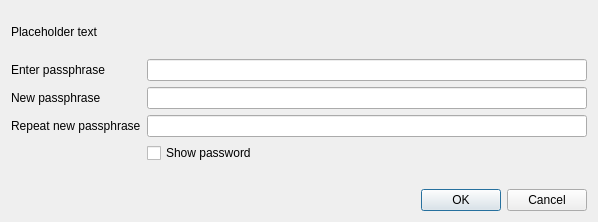
Old version of the form forms/askpassphrasedialog.ui in the repository talentdeveloper/qt-test.
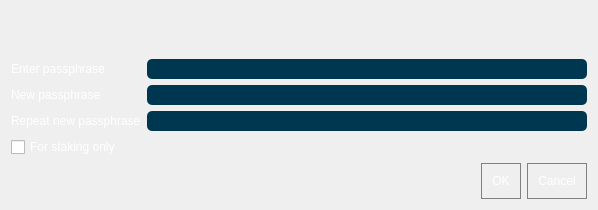
New version of the form.

```diff
--- a/forms/askpassphrasedialog.ui
+++ b/forms/askpassphrasedialog.ui
@@ -7,7 +7,7 @@
     <x>0</x>
     <y>0</y>
     <width>598</width>
-    <height>222</height>
+    <height>210</height>
    </rect>
   </property>
   <property name="sizePolicy">
@@ -25,14 +25,14 @@
   <property name="windowTitle">
    <string>Passphrase Dialog</string>
   </property>
+  <property name="styleSheet">
+   <string notr="true">background:'#0a2634';color:white</string>
+  </property>
   <layout class="QVBoxLayout" name="verticalLayout">
-   <property name="sizeConstraint">
-    <enum>QLayout::SetMinimumSize</enum>
-   </property>
    <item>
     <widget class="QLabel" name="warningLabel">
-     <property name="text">
-      <string notr="true">Placeholder text</string>
+     <property name="styleSheet">
+      <string notr="true">color:white</string>
      </property>
      <property name="textFormat">
       <enum>Qt::RichText</enum>
@@ -44,14 +44,14 @@
    </item>
    <item>
     <layout class="QFormLayout" name="formLayout">
-     <property name="sizeConstraint">
-      <enum>QLayout::SetMinimumSize</enum>
-     </property>
      <property name="fieldGrowthPolicy">
       <enum>QFormLayout::AllNonFixedFieldsGrow</enum>
      </property>
      <item row="0" column="0">
       <widget class="QLabel" name="passLabel1">
+       <property name="styleSheet">
+        <string notr="true">color:white</string>
+       </property>
        <property name="text">
         <string>Enter passphrase</string>
        </property>
@@ -59,6 +59,12 @@
      </item>
      <item row="0" column="1">
       <widget class="QLineEdit" name="passEdit1">
+       <property name="styleSheet">
+        <string notr="true">background:#003750;
+color:white;
+padding:2px;
+border-radius:5px;</string>
+       </property>
        <property name="echoMode">
         <enum>QLineEdit::Password</enum>
        </property>
@@ -66,6 +72,9 @@
      </item>
      <item row="1" column="0">
       <widget class="QLabel" name="passLabel2">
+       <property name="styleSheet">
+        <string notr="true">color:white</string>
+       </property>
        <property name="text">
         <string>New passphrase</string>
        </property>
@@ -73,6 +82,12 @@
      </item>
      <item row="1" column="1">
       <widget class="QLineEdit" name="passEdit2">
+       <property name="styleSheet">
+        <string notr="true">background:#003750;
+color:white;
+padding:2px;
+border-radius:5px;</string>
+       </property>
        <property name="echoMode">
         <enum>QLineEdit::Password</enum>
        </property>
@@ -80,6 +95,9 @@
      </item>
      <item row="2" column="0">
       <widget class="QLabel" name="passLabel3">
+       <property name="styleSheet">
+        <string notr="true">color:white</string>
+       </property>
        <property name="text">
         <string>Repeat new passphrase</string>
        </property>
@@ -87,38 +105,91 @@
      </item>
      <item row="2" column="1">
       <widget class="QLineEdit" name="passEdit3">
+       <property name="styleSheet">
+        <string notr="true">background:#003750;
+color:white;
+padding:2px;
+border-radius:5px;</string>
+       </property>
        <property name="echoMode">
         <enum>QLineEdit::Password</enum>
        </property>
       </widget>
      </item>
+     <item row="3" column="0">
+      <widget class="QCheckBox" name="stakingCheckBox">
+       <property name="enabled">
+        <bool>true</bool>
+       </property>
+       <property name="visible">
+        <bool>false</bool>
+       </property>
+       <property name="toolTip">
+        <string>Serves to disable the trivial sendmoney when OS account compromised. Provides no real security.</string>
+       </property>
+       <property name="text">
+        <string>For staking only</string>
+       </property>
+      </widget>
+     </item>
      <item row="3" column="1">
-      <widget class="QCheckBox" name="toggleShowPasswordButton">
-       <property name="text">
-        <string>Show password</string>
-       </property>
-      </widget>
-     </item>
-     <item row="4" column="1">
       <widget class="QLabel" name="capsLabel">
-       <property name="font">
-        <font>
-         <weight>75</weight>
-         <bold>true</bold>
-        </font>
+       <property name="styleSheet">
+        <string notr="true">color:red</string>
        </property>
        <property name="text">
         <string/>
        </property>
-       <property name="alignment">
-        <set>Qt::AlignCenter</set>
-       </property>
       </widget>
      </item>
     </layout>
    </item>
    <item>
     <widget class="QDialogButtonBox" name="buttonBox">
+     <property name="styleSheet">
+      <string notr="true">QPushButton { 
+ background-color: &quot;#002d3f&quot;;
+	border:1px solid gray;
+	color:white;
+	outline: none;
+	padding:10px;
+}
+
+QPushButton:pressed {
+   background-color: &quot;#002d3f&quot;;
+border:1px solid gray;
+	color:white;
+
+}
+QPushButton:focus:pressed { 
+    background: &quot;#003750&quot;;
+	border:1px solid #0adbf0;
+	color:white;
+
+ }
+QPushButton:focus { 
+   background-color: &quot;#002d3f&quot;;
+	border:1px solid gray;
+	color:white;
+
+}
+QPushButton:hover {
+     background-color: &quot;#002d3f&quot;;
+	border:1px solid #0adbf0;
+ }
+QPushButton:checked { 
+     background-color: &quot;#002d3f&quot;;
+border:1px solid gray;
+	color:white;
+
+ }
+QPushButton:disabled { 
+    background:'#0a2634';
+color:gray;
+border:1px solid gray;
+ }
+</string>
+     </property>
      <property name="orientation">
       <enum>Qt::Horizontal</enum>
      </property>
```
Left out of the diff: 16 changed lines with no effect on the pictures.
